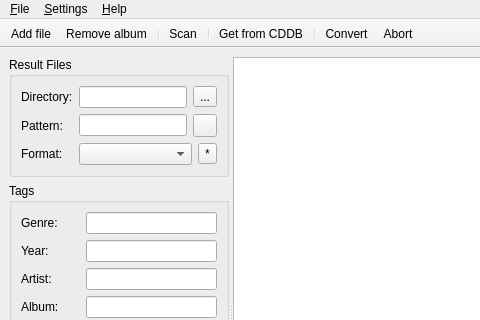
Old version of the form gui/mainwindow.ui in the repository flacon/flacon; both pictures show x 0 to 480 and y 0 to 320 of the 800 by 600 pixel window.
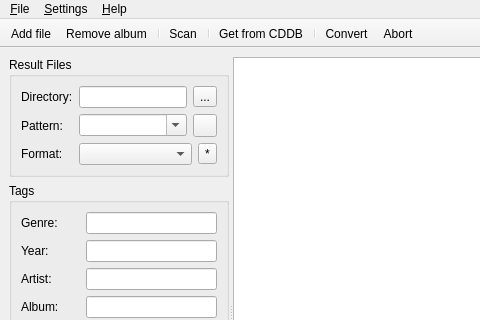
New version of the form. Custom widgets are drawn as their Qt base class.

Commit message: Issue #8 Add a set of pre defined patterns If you select multiple disks, the edit control show tips with all values of tags.

What changed in the file:
```diff
--- a/gui/mainwindow.ui
+++ b/gui/mainwindow.ui
@@ -65,7 +65,7 @@
            <item row="1" column="1">
             <layout class="QHBoxLayout" name="horizontalLayout_6">
              <item>
-              <widget class="QLineEdit" name="outPatternEdit">
+              <widget class="HistoryComboBox" name="outPatternEdit">
                <property name="toolTip">
                 <string comment="Main form tooltip for &quot;Pattern&quot; edit">&lt;style type=&quot;text/css&quot;&gt;
 .term {font-weight: bold;}
@@ -85,6 +85,9 @@
 &lt;br&gt;&lt;br&gt;
 If you surround sections of text that contain a token with braces, these sections will be hidden if the token is empty.</string>
                </property>
+               <property name="editable">
+                <bool>true</bool>
+               </property>
               </widget>
              </item>
              <item>
@@ -495,6 +498,11 @@
    <extends>QLineEdit</extends>
    <header>controls.h</header>
   </customwidget>
+  <customwidget>
+   <class>HistoryComboBox</class>
+   <extends>QComboBox</extends>
+   <header>controls.h</header>
+  </customwidget>
  </customwidgets>
  <resources/>
  <connections>
```
The commit also changes 5 other files.
